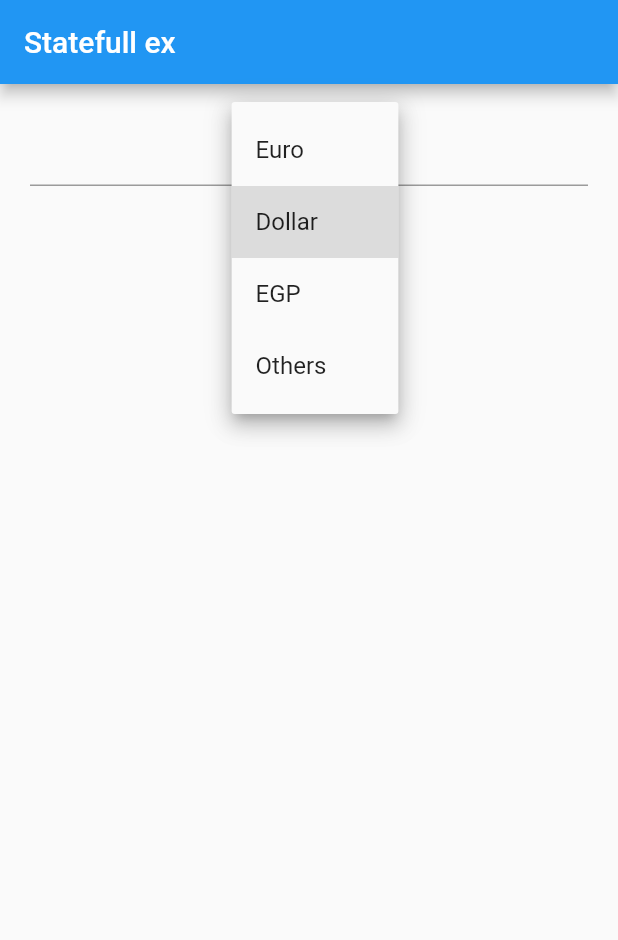
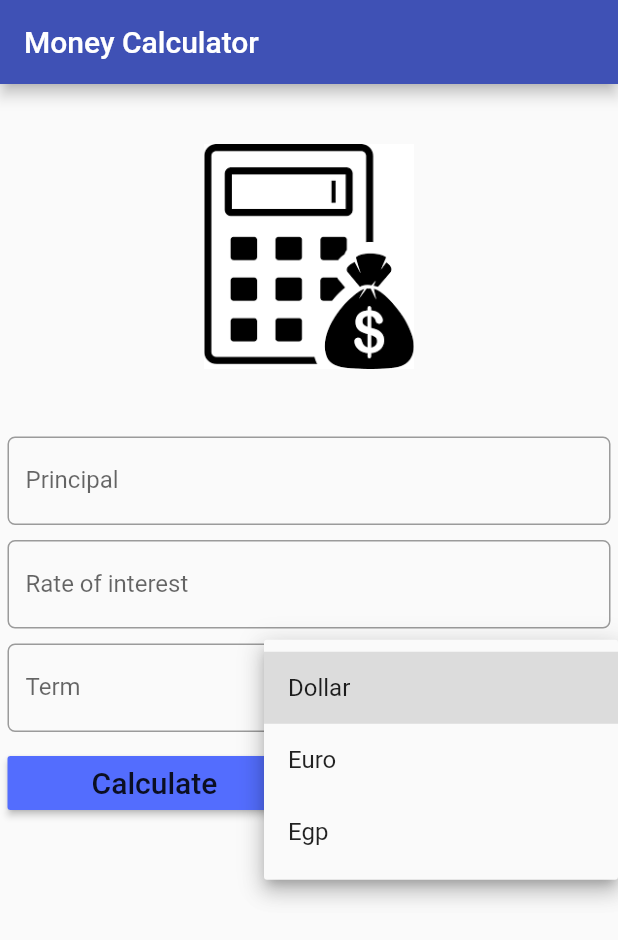
Before and after one commit to SherifMohamedFarouk/flutter_calc, a Flutter app: the screen it shows after launch, after a tap on "Dollar", on a phone screen of 412 x 824 dp. Shown: the top 940 px of the screen. Run offline on Flutter 3.47's test engine with Material 2 defaults, Android fonts, the phone set to English and light mode, and no system bars.

Commit message:
First commit

```diff
--- a/lib/main.dart
+++ b/lib/main.dart
@@ -2,59 +2,143 @@ import 'package:flutter/material.dart';
 
 void main() {
   runApp(MaterialApp(
-    home: FavCity(),
+    theme: ThemeData(
+      primaryColor: Colors.indigo,
+          accentColor: Colors.indigoAccent,
+        brightness: Brightness.light
+    ),
+    debugShowCheckedModeBanner: false,
+    home: MoneyCalc(),
   ));
 }
 
-class FavCity extends StatefulWidget {
+class MoneyCalc extends StatefulWidget {
   @override
   State<StatefulWidget> createState() {
-    return FavCityState();
+    return MoneyCalcState();
   }
 }
 
-class FavCityState extends State {
-  String name = "";
-  var currencies = ['Euro', 'Dollar', 'EGP ', 'Others'];
-  var currentCuren = 'Dollar';
+class MoneyCalcState extends State<MoneyCalc> {
+  var currencies = ['Dollar', 'Euro', 'Egp'];
+  var minmumpadding = 5.0;
+  var currentcurrencies = 'Dollar';
+
 
   @override
   Widget build(BuildContext context) {
+    TextStyle textStyle = Theme.of(context).textTheme.title;
     return Scaffold(
+      // backgroundColor: Colors.black12,
+      // resizeToAvoidBottomPadding: false,
       appBar: AppBar(
-        title: Text("Statefull ex"),
+        title: Text("Money Calculator"),
       ),
       body: Container(
-        margin: EdgeInsets.all(20.0),
-        child: Column(
+        child: ListView(
           children: [
-            TextField(
-              onSubmitted: (String userinput) {
+            getImageAsset(),
+            Padding(
+              padding: EdgeInsets.all(minmumpadding),
+              child: TextField(cursorColor:Colors.white ,
+                decoration: InputDecoration(
+                    labelText: 'Principal',
+
+                    border: OutlineInputBorder(
+                        borderRadius: BorderRadius.circular(minmumpadding))),
+              ),
+            ),
+            Padding(
+                padding: EdgeInsets.all(minmumpadding),
+                child: TextField(
+                  decoration: InputDecoration(
+                      labelText: 'Rate of interest ',
+                      hintText: 'in  percent',
+                      border: OutlineInputBorder(
+                          borderRadius: BorderRadius.circular(minmumpadding))),
+                )),
+            Row(
+                children: [
+                  Expanded(
+                    child: Padding(
+                        padding: EdgeInsets.all(minmumpadding),
+                        child: TextField(
+                          decoration: InputDecoration(
+                              labelText: 'Term',
+                              border: OutlineInputBorder(
+                                  borderRadius:
+                                  BorderRadius.circular(minmumpadding))),
+                        )),
+                  ),
+                  Expanded(
+                    child: Padding(
+                        padding: EdgeInsets.all(minmumpadding),
+                        child: DropdownButton<String>(
+                          hint: Text("Select a currencies"),
+                          value: currentcurrencies,
+                          onChanged: (String value) {
                             setState(() {
-                  name = userinput;
+                              currentcurrencies = value;
                             });
                           },
-            ),
-            DropdownButton<String>(
-              items: currencies.map((String dropDown) {
+                          items:currencies.map<DropdownMenuItem<String>>((String value) {
                             return DropdownMenuItem<String>(
-                  value: dropDown,
-                  child: Text(dropDown),
+                              value: value,
+                              child: Text(value),
                             );
                           }).toList(),
-              onChanged: (String value) {
-                setState(() {
-                  this.currentCuren = value;
-                });
+                        )
+                    ),
+                  ),
+
+                ]
+            ),
+            Row(
+                children: [
+                  Expanded(
+                    child: Padding(
+                        padding: EdgeInsets.all(minmumpadding),
+                        child: RaisedButton(
+                          color: Theme.of(context).accentColor,
+                          child: Text('Calculate',style: textStyle,),
+
+                          onPressed:() {
+
                           },
-              value: currentCuren,
                         ),
-            Padding(
-                padding: EdgeInsets.all(30.0),
-                child: Text("your best city $name"))
+                  ),),
+                  Expanded(
+                    child: Padding(
+                        padding: EdgeInsets.all(minmumpadding),
+                        child:RaisedButton(
+                          child: Text('Reset',style: textStyle),
+                          color: Colors.blueGrey
+                          ,
+                          onPressed:() {
+
+                          },
+                        ),
+                    ),
+                  ),
+
+                ]
+            ),
           ],
         ),
       ),
     );
   }
+
+  Widget getImageAsset() {
+    AssetImage assetImage = AssetImage('images/download.png');
+    Image image = Image(
+      image: assetImage,
+      width: 250.0,
+      height: 150.0,
+    );
+    return Container(
+      child: image,
+      margin: EdgeInsets.all(40.0),
+    );
   }
+}
--- a/pubspec.yaml
+++ b/pubspec.yaml
@@ -45,8 +45,8 @@ flutter:
   uses-material-design: true
 
   # To add assets to your application, add an assets section, like this:
-  # assets:
-  #   - images/a_dot_burr.jpeg
+  assets:
+      - images/download.png
   #   - images/a_dot_ham.jpeg
 
   # An image asset can refer to one or more resolution-specific "variants", see
```
Also changed, not shown: images/download.png (added). Lines whose indentation alone changed are shown as unchanged.
